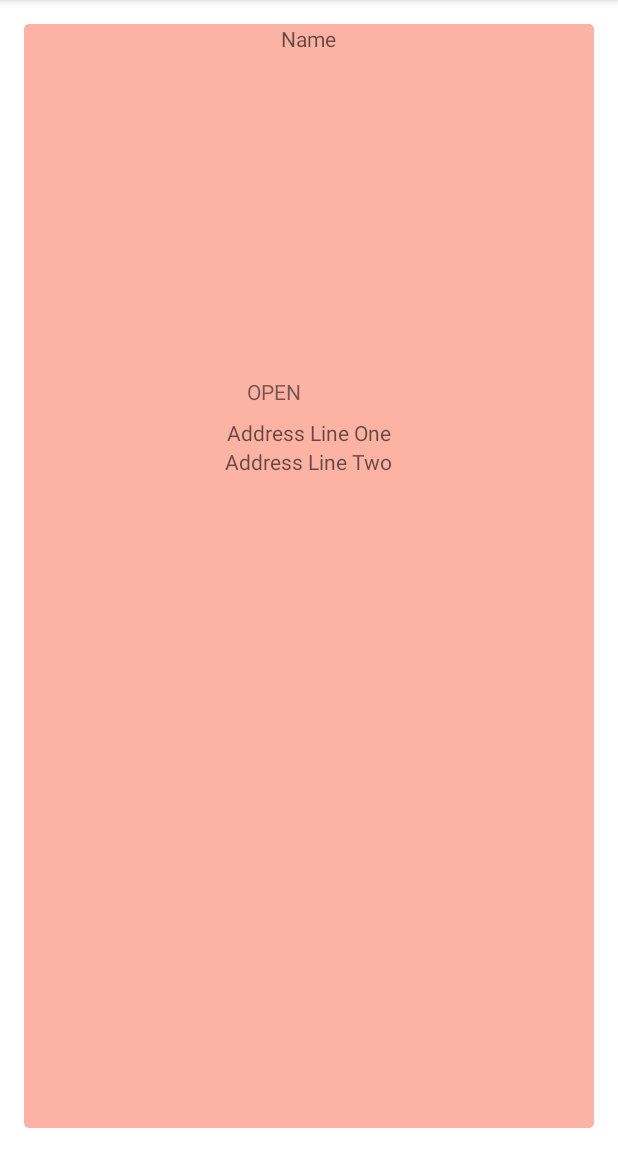
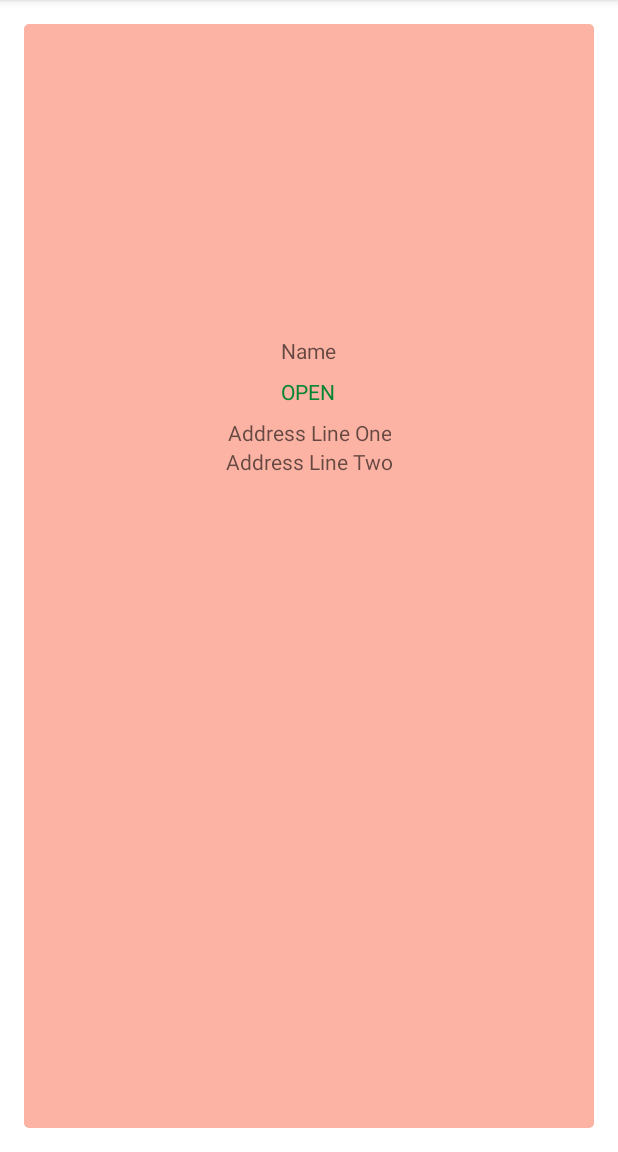
Before and after one commit to evaprakash/FBUApp, an Android app: the BusinessDetailsActivity screen opened directly, with no data from a screen before it, on a phone screen of 412 x 824 dp, the part 84-1236 px from its top. Run offline under Robolectric (Android 15) with nearby library versions, the phone set to English and light mode, and no system bars; libraries missing offline, so code that uses them is left out: jp.wasabeef.glide, org.parceler; pictures from the network do not load; Roboto replaces fonts that are not available here; 10 statements that could not run were skipped.

Commit message:
Centered business details elements

```diff
--- a/app/src/main/java/com/example/fbuapp/activities/BusinessDetailsActivity.java
+++ b/app/src/main/java/com/example/fbuapp/activities/BusinessDetailsActivity.java
@@ -6,6 +6,7 @@ import android.os.Bundle;
 import android.view.View;
 import android.widget.ImageView;
 import android.widget.LinearLayout;
+import android.widget.RatingBar;
 import android.widget.TextView;
 
 import com.bumptech.glide.Glide;
@@ -44,12 +45,10 @@ public class BusinessDetailsActivity extends AppCompatActivity {
         businessDetailsAddressLineTwo= findViewById(R.id.businessDetailsAddressLineTwo);
         businessDetailsPhoneNumber = findViewById(R.id.businessDetailsPhoneNumber);
         businessDetailsPrice = findViewById(R.id.businessDetailsPrice);
-
-        businessDetailsName.setText(business.getName());
-
         businessDetailsName.setText(business.getName());
         businessDetailsAddressLineOne.setText(business.getAddressLineOne());
         businessDetailsAddressLineTwo.setText(business.getAddressLineTwo());
+
         if (!business.getDisplayPhone().equals("")) {
             businessDetailsPhoneNumber.setText(business.getDisplayPhone());
         } else {
@@ -69,8 +68,10 @@ public class BusinessDetailsActivity extends AppCompatActivity {
 
         if (business.getIsClosed()) {
             businessDetailsOpen.setText("CLOSED");
+            businessDetailsOpen.setTextColor(getResources().getColor(R.color.closed));
         } else {
             businessDetailsOpen.setText("OPEN");
+            businessDetailsOpen.setTextColor(getResources().getColor(R.color.open));
         }
 
         float score = business.getScore();
--- a/app/src/main/res/layout/activity_business_details.xml
+++ b/app/src/main/res/layout/activity_business_details.xml
@@ -10,35 +10,39 @@
     tools:context=".activities.BusinessDetailsActivity">
 
 
-    <TextView
-        android:id="@+id/businessDetailsName"
-        android:layout_width="wrap_content"
-        android:layout_height="wrap_content"
-        android:layout_gravity="center"
-        android:layout_marginBottom="@dimen/bottom_margin"
-        android:hint="Name" />
-
     <ImageView
         android:id="@+id/businessDetailsImage"
-        android:layout_width="wrap_content"
+        android:layout_width="match_parent"
         android:layout_height="@dimen/image_post_height"
         android:layout_gravity="center"
         android:layout_marginBottom="@dimen/bottom_margin"
         tools:srcCompat="@tools:sample/avatars" />
 
     <TextView
+        android:id="@+id/businessDetailsName"
+        android:layout_width="wrap_content"
+        android:layout_height="wrap_content"
+        android:layout_gravity="center"
+        android:gravity="center"
+        android:layout_marginBottom="@dimen/bottom_margin"
+        android:hint="Name" />
+
+    <TextView
         android:id="@+id/businessDetailsOpen"
         android:layout_width="wrap_content"
         android:layout_height="wrap_content"
         android:layout_gravity="center"
+        android:gravity="center"
         android:layout_marginBottom="@dimen/bottom_margin"
         android:hint="Open/Closed" />
+
 
     <TextView
         android:id="@+id/businessDetailsAddressLineOne"
         android:layout_width="wrap_content"
         android:layout_height="wrap_content"
         android:layout_gravity="center"
+        android:gravity="center"
         android:hint="Address Line One" />
 
     <TextView
@@ -46,6 +50,7 @@
         android:layout_width="wrap_content"
         android:layout_height="wrap_content"
         android:layout_gravity="center"
+        android:gravity="center"
         android:layout_marginBottom="@dimen/bottom_margin"
         android:hint="Address Line Two" />
 
@@ -54,6 +59,7 @@
         android:layout_width="wrap_content"
         android:layout_height="wrap_content"
         android:layout_gravity="center"
+        android:gravity="center"
         android:layout_marginBottom="@dimen/bottom_margin"
         android:hint="Phone Number" />
 
@@ -62,6 +68,7 @@
         android:layout_width="wrap_content"
         android:layout_height="wrap_content"
         android:layout_gravity="center"
+        android:gravity="center"
         android:layout_marginBottom="@dimen/bottom_margin"
         android:hint="Price" />
 
--- a/app/src/main/res/values/colors.xml
+++ b/app/src/main/res/values/colors.xml
@@ -12,4 +12,7 @@
     <color name="three_color">#f1fcbd</color>
     <color name="two_color">#fad9ca</color>
     <color name="one_color">#fcb3a4</color>
+    <color name="open">#048533</color>
+    <color name="closed">#ff1900</color>
+
 </resources>
```
